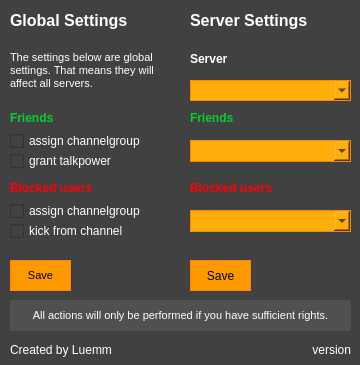
This is main.ui in DasMonschta/ContactManager as Qt 5 draws it before an edit. The edited form follows.
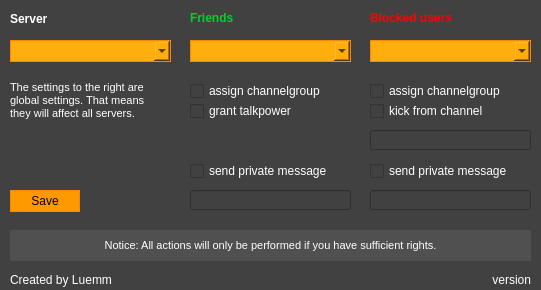
This is the edited form.

What changed in the file:
```diff
--- a/main.ui
+++ b/main.ui
@@ -6,8 +6,8 @@
    <rect>
     <x>0</x>
     <y>0</y>
-    <width>360</width>
-    <height>365</height>
+    <width>541</width>
+    <height>290</height>
    </rect>
   </property>
   <property name="sizePolicy">
@@ -18,14 +18,14 @@
   </property>
   <property name="minimumSize">
    <size>
-    <width>360</width>
-    <height>365</height>
+    <width>541</width>
+    <height>290</height>
    </size>
   </property>
   <property name="maximumSize">
    <size>
-    <width>360</width>
-    <height>365</height>
+    <width>541</width>
+    <height>290</height>
    </size>
   </property>
   <property name="windowTitle">
@@ -36,64 +36,12 @@
 
 color: #ffffff;</string>
   </property>
-  <widget class="QLabel" name="label_10">
-   <property name="geometry">
-    <rect>
-     <x>10</x>
-     <y>10</y>
-     <width>181</width>
-     <height>21</height>
-    </rect>
-   </property>
-   <property name="sizePolicy">
-    <sizepolicy hsizetype="Fixed" vsizetype="Fixed">
-     <horstretch>0</horstretch>
-     <verstretch>0</verstretch>
-    </sizepolicy>
-   </property>
-   <property name="font">
-    <font>
-     <pointsize>12</pointsize>
-     <weight>75</weight>
-     <bold>true</bold>
-    </font>
-   </property>
-   <property name="text">
-    <string>Global Settings</string>
-   </property>
-  </widget>
-  <widget class="QLabel" name="label_11">
-   <property name="geometry">
-    <rect>
-     <x>190</x>
-     <y>10</y>
-     <width>161</width>
-     <height>21</height>
-    </rect>
-   </property>
-   <property name="sizePolicy">
-    <sizepolicy hsizetype="Fixed" vsizetype="Fixed">
-     <horstretch>0</horstretch>
-     <verstretch>0</verstretch>
-    </sizepolicy>
-   </property>
-   <property name="font">
-    <font>
-     <pointsize>12</pointsize>
-     <weight>75</weight>
-     <bold>true</bold>
-    </font>
-   </property>
-   <property name="text">
-    <string>Server Settings</string>
-   </property>
-  </widget>
   <widget class="QLabel" name="label_12">
    <property name="geometry">
     <rect>
      <x>10</x>
-     <y>300</y>
-     <width>341</width>
+     <y>230</y>
+     <width>521</width>
      <height>31</height>
     </rect>
    </property>
@@ -126,7 +74,7 @@
 &lt;html&gt;&lt;head&gt;&lt;meta name=&quot;qrichtext&quot; content=&quot;1&quot; /&gt;&lt;style type=&quot;text/css&quot;&gt;
 p, li { white-space: pre-wrap; }
 &lt;/style&gt;&lt;/head&gt;&lt;body style=&quot; font-family:'MS Shell Dlg 2'; font-size:8pt; font-weight:400; font-style:italic;&quot;&gt;
-&lt;p style=&quot; margin-top:12px; margin-bottom:12px; margin-left:0px; margin-right:0px; -qt-block-indent:0; text-indent:0px;&quot;&gt;&lt;span style=&quot; font-style:normal;&quot;&gt;All actions will only be performed if you have sufficient rights.&lt;/span&gt;&lt;/p&gt;&lt;/body&gt;&lt;/html&gt;</string>
+&lt;p style=&quot; margin-top:12px; margin-bottom:12px; margin-left:0px; margin-right:0px; -qt-block-indent:0; text-indent:0px;&quot;&gt;&lt;span style=&quot; font-style:normal;&quot;&gt;Notice: All actions will only be performed if you have sufficient rights.&lt;/span&gt;&lt;/p&gt;&lt;/body&gt;&lt;/html&gt;</string>
    </property>
    <property name="alignment">
     <set>Qt::AlignCenter</set>
@@ -138,8 +86,8 @@
   <widget class="QLabel" name="ui_label_version">
    <property name="geometry">
     <rect>
-     <x>280</x>
-     <y>340</y>
+     <x>460</x>
+     <y>270</y>
      <width>71</width>
      <height>20</height>
     </rect>
@@ -161,7 +109,7 @@
    <property name="geometry">
     <rect>
      <x>10</x>
-     <y>340</y>
+     <y>270</y>
      <width>101</width>
      <height>20</height>
     </rect>
@@ -183,9 +131,9 @@
    <property name="geometry">
     <rect>
      <x>10</x>
-     <y>40</y>
-     <width>161</width>
-     <height>61</height>
+     <y>80</y>
+     <width>151</width>
+     <height>41</height>
     </rect>
    </property>
    <property name="sizePolicy">
@@ -215,7 +163,7 @@
 &lt;html&gt;&lt;head&gt;&lt;meta name=&quot;qrichtext&quot; content=&quot;1&quot; /&gt;&lt;style type=&quot;text/css&quot;&gt;
 p, li { white-space: pre-wrap; }
 &lt;/style&gt;&lt;/head&gt;&lt;body style=&quot; font-family:'MS Shell Dlg 2'; font-size:8pt; font-weight:400; font-style:italic;&quot;&gt;
-&lt;p style=&quot; margin-top:12px; margin-bottom:12px; margin-left:0px; margin-right:0px; -qt-block-indent:0; text-indent:0px;&quot;&gt;&lt;span style=&quot; font-style:normal;&quot;&gt;The settings below are global settings. That means they will affect all servers.&lt;/span&gt;&lt;/p&gt;&lt;/body&gt;&lt;/html&gt;</string>
+&lt;p style=&quot; margin-top:12px; margin-bottom:12px; margin-left:0px; margin-right:0px; -qt-block-indent:0; text-indent:0px;&quot;&gt;&lt;span style=&quot; font-style:normal;&quot;&gt;The settings to the right are global settings. That means they will affect all servers.&lt;/span&gt;&lt;/p&gt;&lt;/body&gt;&lt;/html&gt;</string>
    </property>
    <property name="alignment">
     <set>Qt::AlignLeading|Qt::AlignLeft|Qt::AlignVCenter</set>
@@ -224,37 +172,12 @@
     <bool>true</bool>
    </property>
   </widget>
-  <widget class="QLabel" name="label">
-   <property name="geometry">
-    <rect>
-     <x>10</x>
-     <y>110</y>
-     <width>131</width>
-     <height>17</height>
-    </rect>
-   </property>
-   <property name="sizePolicy">
-    <sizepolicy hsizetype="Fixed" vsizetype="Fixed">
-     <horstretch>0</horstretch>
-     <verstretch>0</verstretch>
-    </sizepolicy>
-   </property>
-   <property name="font">
-    <font>
-     <weight>75</weight>
-     <bold>true</bold>
-    </font>
-   </property>
-   <property name="text">
-    <string>&lt;html&gt;&lt;head/&gt;&lt;body&gt;&lt;p&gt;&lt;span style=&quot; color:#04d02d;&quot;&gt;Friends&lt;/span&gt;&lt;/p&gt;&lt;/body&gt;&lt;/html&gt;</string>
-   </property>
-  </widget>
   <widget class="QCheckBox" name="ui_cb_f_channelgroup">
    <property name="geometry">
     <rect>
-     <x>10</x>
-     <y>130</y>
-     <width>131</width>
+     <x>190</x>
+     <y>80</y>
+     <width>151</width>
      <height>22</height>
     </rect>
    </property>
@@ -277,9 +200,9 @@
   <widget class="QCheckBox" name="ui_cb_f_talkpower">
    <property name="geometry">
     <rect>
-     <x>10</x>
-     <y>150</y>
-     <width>131</width>
+     <x>190</x>
+     <y>100</y>
+     <width>151</width>
      <height>22</height>
     </rect>
    </property>
@@ -293,37 +216,12 @@
     <string>grant talkpower</string>
    </property>
   </widget>
-  <widget class="QLabel" name="label_2">
-   <property name="geometry">
-    <rect>
-     <x>10</x>
-     <y>180</y>
-     <width>131</width>
-     <height>17</height>
-    </rect>
-   </property>
-   <property name="sizePolicy">
-    <sizepolicy hsizetype="Fixed" vsizetype="Fixed">
-     <horstretch>0</horstretch>
-     <verstretch>0</verstretch>
-    </sizepolicy>
-   </property>
-   <property name="font">
-    <font>
-     <weight>75</weight>
-     <bold>true</bold>
-    </font>
-   </property>
-   <property name="text">
-    <string>&lt;html&gt;&lt;head/&gt;&lt;body&gt;&lt;p&gt;&lt;span style=&quot; color:#ff0004;&quot;&gt;Blocked users&lt;/span&gt;&lt;/p&gt;&lt;/body&gt;&lt;/html&gt;</string>
-   </property>
-  </widget>
   <widget class="QCheckBox" name="ui_cb_b_channelgroup">
    <property name="geometry">
     <rect>
-     <x>10</x>
-     <y>200</y>
-     <width>131</width>
+     <x>370</x>
+     <y>80</y>
+     <width>151</width>
      <height>22</height>
     </rect>
    </property>
@@ -340,9 +238,9 @@
   <widget class="QCheckBox" name="ui_cb_b_kick">
    <property name="geometry">
     <rect>
-     <x>10</x>
-     <y>220</y>
-     <width>131</width>
+     <x>370</x>
+     <y>100</y>
+     <width>151</width>
      <height>22</height>
     </rect>
    </property>
@@ -356,50 +254,11 @@
     <string>kick from channel</string>
    </property>
   </widget>
-  <widget class="QPushButton" name="ui_btn_global">
-   <property name="enabled">
-    <bool>true</bool>
-   </property>
-   <property name="geometry">
-    <rect>
-     <x>10</x>
-     <y>260</y>
-     <width>61</width>
-     <height>31</height>
-    </rect>
-   </property>
-   <property name="sizePolicy">
-    <sizepolicy hsizetype="Fixed" vsizetype="Fixed">
-     <horstretch>0</horstretch>
-     <verstretch>0</verstretch>
-    </sizepolicy>
-   </property>
-   <property name="font">
-    <font>
-     <pointsize>8</pointsize>
-     <weight>50</weight>
-     <bold>false</bold>
-    </font>
-   </property>
-   <property name="cursor">
-    <cursorShape>PointingHandCursor</cursorShape>
-   </property>
-   <property name="styleSheet">
-    <string notr="true">background-color: rgb(255, 153, 0);
-color: black;
-border: 1px solid rgb(255, 133, 10);
-
-</string>
-   </property>
-   <property name="text">
-    <string>Save</string>
-   </property>
-  </widget>
   <widget class="QLabel" name="label_3">
    <property name="geometry">
     <rect>
-     <x>190</x>
-     <y>50</y>
+     <x>10</x>
+     <y>10</y>
      <width>67</width>
      <height>17</height>
     </rect>
@@ -423,10 +282,10 @@
   <widget class="QComboBox" name="ui_combo_server">
    <property name="geometry">
     <rect>
-     <x>190</x>
-     <y>80</y>
+     <x>10</x>
+     <y>40</y>
      <width>161</width>
-     <height>21</height>
+     <height>22</height>
     </rect>
    </property>
    <property name="sizePolicy">
@@ -460,7 +319,7 @@
    <property name="geometry">
     <rect>
      <x>190</x>
-     <y>110</y>
+     <y>10</y>
      <width>161</width>
      <height>17</height>
     </rect>
@@ -485,7 +344,7 @@
    <property name="geometry">
     <rect>
      <x>190</x>
-     <y>140</y>
+     <y>40</y>
      <width>161</width>
      <height>22</height>
     </rect>
@@ -517,8 +376,8 @@
   <widget class="QLabel" name="label_7">
    <property name="geometry">
     <rect>
-     <x>190</x>
-     <y>180</y>
+     <x>370</x>
+     <y>10</y>
      <width>161</width>
      <height>17</height>
     </rect>
@@ -542,8 +401,8 @@
   <widget class="QComboBox" name="ui_combo_b_channelgroup">
    <property name="geometry">
     <rect>
-     <x>190</x>
-     <y>210</y>
+     <x>370</x>
+     <y>40</y>
      <width>161</width>
      <height>22</height>
     </rect>
@@ -567,10 +426,10 @@
   <widget class="QPushButton" name="ui_btn_server">
    <property name="geometry">
     <rect>
-     <x>190</x>
-     <y>260</y>
-     <width>61</width>
-     <height>31</height>
+     <x>10</x>
+     <y>190</y>
+     <width>70</width>
+     <height>22</height>
     </rect>
    </property>
    <property name="sizePolicy">
@@ -592,6 +451,77 @@
     <string>Save</string>
    </property>
   </widget>
+  <widget class="QCheckBox" name="ui_cb_f_message">
+   <property name="geometry">
+    <rect>
+     <x>190</x>
+     <y>160</y>
+     <width>151</width>
+     <height>22</height>
+    </rect>
+   </property>
+   <property name="sizePolicy">
+    <sizepolicy hsizetype="Fixed" vsizetype="Fixed">
+     <horstretch>0</horstretch>
+     <verstretch>0</verstretch>
+    </sizepolicy>
+   </property>
+   <property name="text">
+    <string>send private message</string>
+   </property>
+  </widget>
+  <widget class="QCheckBox" name="ui_cb_b_message">
+   <property name="geometry">
+    <rect>
+     <x>370</x>
+     <y>160</y>
+     <width>151</width>
+     <height>22</height>
+    </rect>
+   </property>
+   <property name="sizePolicy">
+    <sizepolicy hsizetype="Fixed" vsizetype="Fixed">
+     <horstretch>0</horstretch>
+     <verstretch>0</verstretch>
+    </sizepolicy>
+   </property>
+   <property name="text">
+    <string>send private message</string>
+   </property>
+  </widget>
+  <widget class="QLineEdit" name="ui_line_b_kick_message">
+   <property name="geometry">
+    <rect>
+     <x>370</x>
+     <y>130</y>
+     <width>161</width>
+     <height>20</height>
+    </rect>
+   </property>
+  </widget>
+  <widget class="QLineEdit" name="ui_line_f_message">
+   <property name="geometry">
+    <rect>
+     <x>190</x>
+     <y>190</y>
+     <width>161</width>
+     <height>20</height>
+    </rect>
+   </property>
+   <property name="text">
+    <string/>
+   </property>
+  </widget>
+  <widget class="QLineEdit" name="ui_line_b_message">
+   <property name="geometry">
+    <rect>
+     <x>370</x>
+     <y>190</y>
+     <width>161</width>
+     <height>20</height>
+    </rect>
+   </property>
+  </widget>
  </widget>
  <resources/>
  <connections/>
```
Left out of the diff: 2 changed lines with no effect on the pictures.
